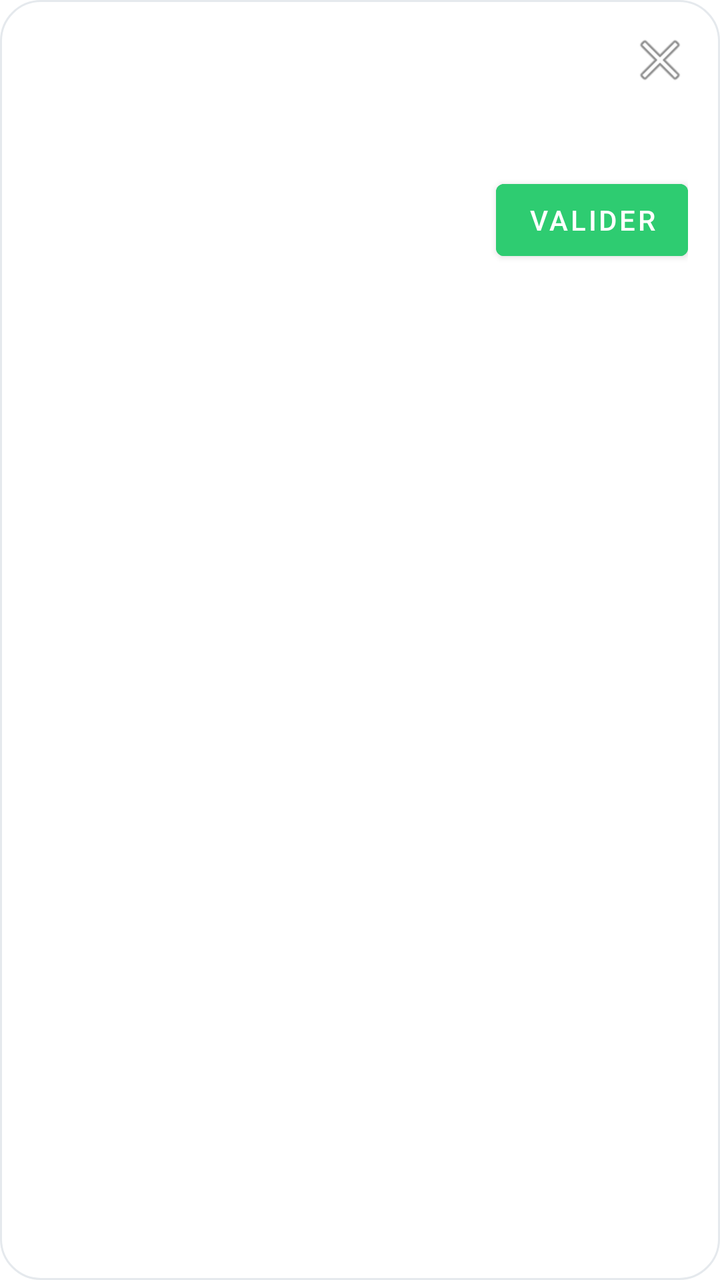
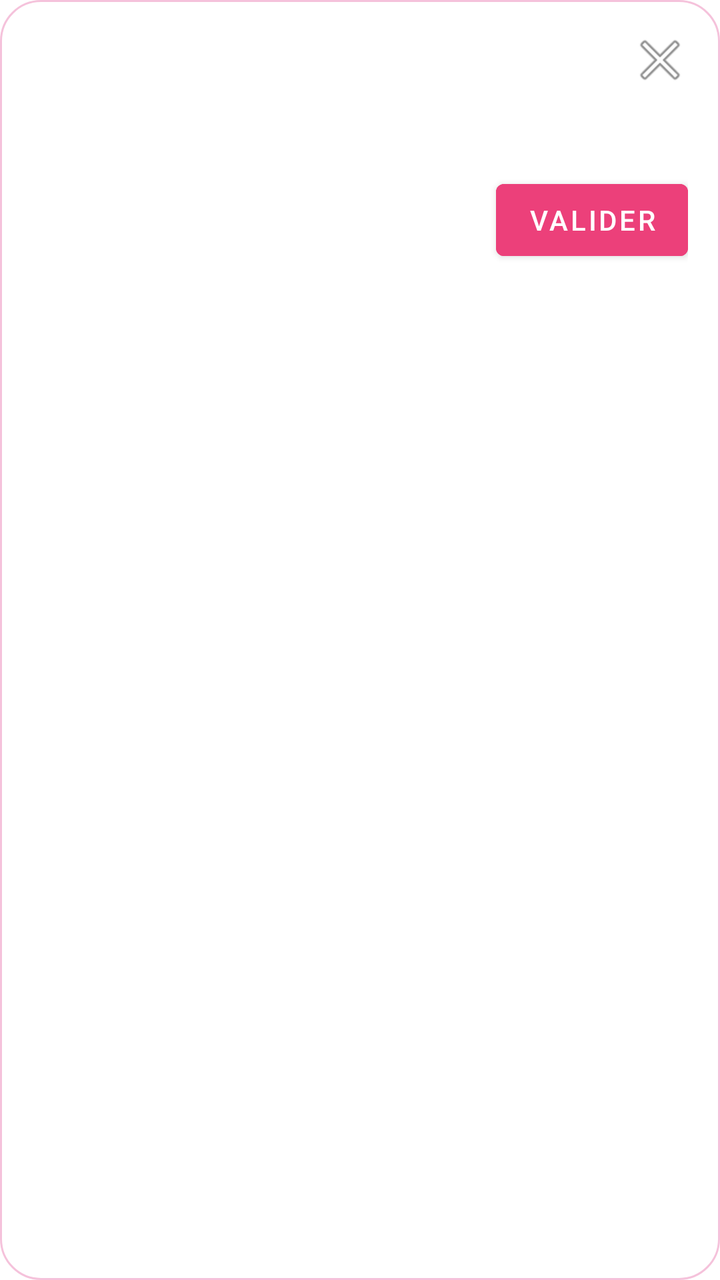

Screens rendered from an Android XML layout before and after an edit, with the pre-edit source and the edit as a unified diff.
<!-- AndroidManifest.xml: application theme Theme.QcmOverlay -->
<!-- res/layout/overlay_question.xml -->
<?xml version="1.0" encoding="utf-8"?>
<androidx.constraintlayout.widget.ConstraintLayout xmlns:android="http://schemas.android.com/apk/res/android"
    xmlns:app="http://schemas.android.com/apk/res-auto"
    android:layout_width="match_parent"
    android:layout_height="wrap_content"
    android:background="@drawable/bg_overlay_card"
    android:padding="16dp">

    <TextView
        android:id="@+id/tvModuleLesson"
        android:layout_width="0dp"
        android:layout_height="wrap_content"
        android:textSize="12sp"
        android:textColor="#0A2540"
        app:layout_constraintTop_toTopOf="parent"
        app:layout_constraintStart_toStartOf="parent"
        app:layout_constraintEnd_toStartOf="@id/btnClose" />

    <ImageButton
        android:id="@+id/btnClose"
        android:layout_width="28dp"
        android:layout_height="28dp"
        android:background="@android:color/transparent"
        android:src="@android:drawable/ic_menu_close_clear_cancel"
        app:layout_constraintTop_toTopOf="parent"
        app:layout_constraintEnd_toEndOf="parent" />

    <TextView
        android:id="@+id/tvQuestion"
        android:layout_width="0dp"
        android:layout_height="wrap_content"
        android:layout_marginTop="8dp"
        android:textSize="16sp"
        android:textStyle="bold"
        android:textColor="#000000"
        app:layout_constraintTop_toBottomOf="@id/tvModuleLesson"
        app:layout_constraintStart_toStartOf="parent"
        app:layout_constraintEnd_toEndOf="parent" />

    <LinearLayout
        android:id="@+id/optionsContainer"
        android:layout_width="0dp"
        android:layout_height="wrap_content"
        android:orientation="vertical"
        android:layout_marginTop="12dp"
        app:layout_constraintTop_toBottomOf="@id/tvQuestion"
        app:layout_constraintStart_toStartOf="parent"
        app:layout_constraintEnd_toEndOf="parent" />

    <TextView
        android:id="@+id/tvResult"
        android:layout_width="0dp"
        android:layout_height="wrap_content"
        android:layout_marginTop="12dp"
        android:textSize="14sp"
        android:textStyle="bold"
        android:visibility="gone"
        app:layout_constraintTop_toBottomOf="@id/optionsContainer"
        app:layout_constraintStart_toStartOf="parent"
        app:layout_constraintEnd_toEndOf="parent" />

    <Button
        android:id="@+id/btnValidate"
        android:layout_width="wrap_content"
        android:layout_height="wrap_content"
        android:layout_marginTop="12dp"
        android:text="@string/validate"
        android:textColor="#FFFFFF"
        android:backgroundTint="#2ECC71"
        app:layout_constraintTop_toBottomOf="@id/tvResult"
        app:layout_constraintEnd_toEndOf="parent" />

</androidx.constraintlayout.widget.ConstraintLayout>
<!-- resources referenced by this layout -->
<resources>
  <!-- drawable bg_overlay_card (drawable) -->
  <?xml version="1.0" encoding="utf-8"?>
  <shape xmlns:android="http://schemas.android.com/apk/res/android">
      <solid android:color="#FFFFFF" />
      <corners android:radius="20dp" />
      <stroke android:width="1dp" android:color="#E5E9ED" />
  </shape>
  <string name="validate">Valider</string>
  <style name="Theme.QcmOverlay" parent="Theme.MaterialComponents.DayNight.NoActionBar">
          <item name="colorPrimary">@color/qcm_navy</item>
          <item name="colorPrimaryDark">@color/qcm_navy</item>
          <item name="colorSecondary">@color/qcm_green</item>
          <item name="colorAccent">@color/qcm_green</item>
          <item name="android:statusBarColor">@color/qcm_navy</item>
          <item name="android:windowLightStatusBar">false</item>
      </style>
  <color name="qcm_navy">#00162E</color>
  <color name="qcm_green">#2ECC71</color>
</resources>

<!-- the commit's change to res/layout/overlay_question.xml (unified diff, before → after) -->
@@ -11,7 +11,7 @@
         android:layout_width="0dp"
         android:layout_height="wrap_content"
         android:textSize="12sp"
-        android:textColor="#0A2540"
+        android:textColor="#8E24AA"
         app:layout_constraintTop_toTopOf="parent"
         app:layout_constraintStart_toStartOf="parent"
         app:layout_constraintEnd_toStartOf="@id/btnClose" />
@@ -66,7 +66,7 @@
         android:layout_marginTop="12dp"
         android:text="@string/validate"
         android:textColor="#FFFFFF"
-        android:backgroundTint="#2ECC71"
+        android:backgroundTint="#EC407A"
         app:layout_constraintTop_toBottomOf="@id/tvResult"
         app:layout_constraintEnd_toEndOf="parent" />
 
<!-- resource entries referenced after the edit -->
@@ -5,18 +5,18 @@
   <shape xmlns:android="http://schemas.android.com/apk/res/android">
       <solid android:color="#FFFFFF" />
       <corners android:radius="20dp" />
-      <stroke android:width="1dp" android:color="#E5E9ED" />
+      <stroke android:width="1dp" android:color="#F5C2DB" />
   </shape>
   <string name="validate">Valider</string>
   <style name="Theme.QcmOverlay" parent="Theme.MaterialComponents.DayNight.NoActionBar">
           <item name="colorPrimary">@color/qcm_navy</item>
           <item name="colorPrimaryDark">@color/qcm_navy</item>
-          <item name="colorSecondary">@color/qcm_green</item>
-          <item name="colorAccent">@color/qcm_green</item>
+          <item name="colorSecondary">@color/qcm_accent</item>
+          <item name="colorAccent">@color/qcm_accent</item>
           <item name="android:statusBarColor">@color/qcm_navy</item>
           <item name="android:windowLightStatusBar">false</item>
       </style>
-  <color name="qcm_navy">#00162E</color>
-  <color name="qcm_green">#2ECC71</color>
+  <color name="qcm_navy">#C2185B</color>
+  <color name="qcm_accent">#BA68C8</color>
 </resources>
 
